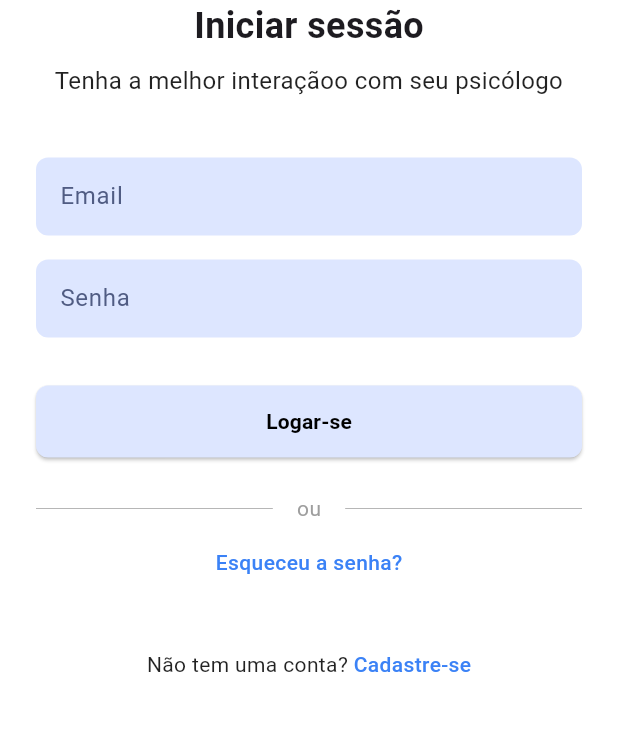
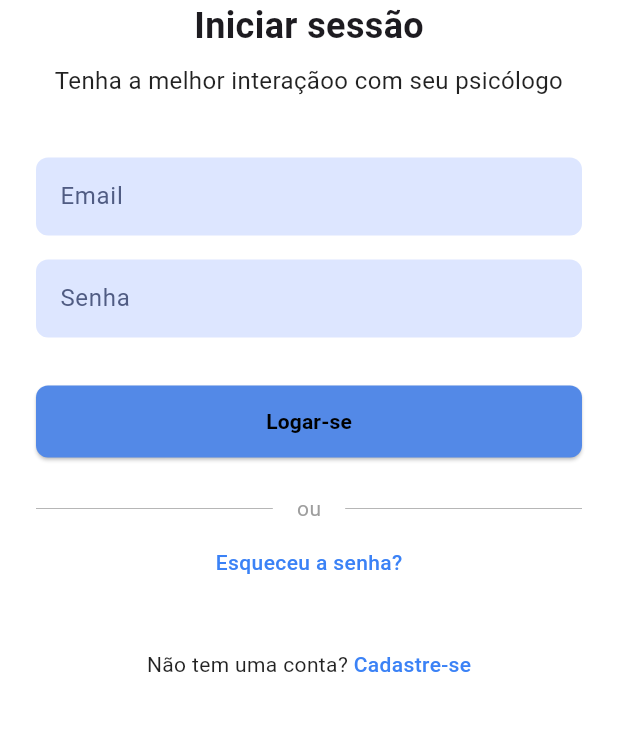
Before and after one commit to LiraTecnologic/helppsico-mobile, a Flutter app: the screen it shows after launch, on a phone screen of 412 x 824 dp, the part 255-986 px from its top. Run offline on Flutter 3.47's test engine with Material 3 defaults, Android fonts, the phone set to English and light mode, and no system bars.

Commit message:
#MTR01:feat/mudando cor do botão de login

```diff
--- a/helppsico_mobile/lib/presentation/widgets/custom_button.dart
+++ b/helppsico_mobile/lib/presentation/widgets/custom_button.dart
@@ -12,7 +12,8 @@ class CustomButton extends StatelessWidget {
     Key? key,
     required this.text,
     required this.onPressed,
-    this.backgroundColor = const Color(0xFFDDE6FF),
+    this.backgroundColor =
+    const Color.fromARGB(255, 83, 137, 231),
     this.textColor = Colors.black,
   }) : super(key: key);
 
```
